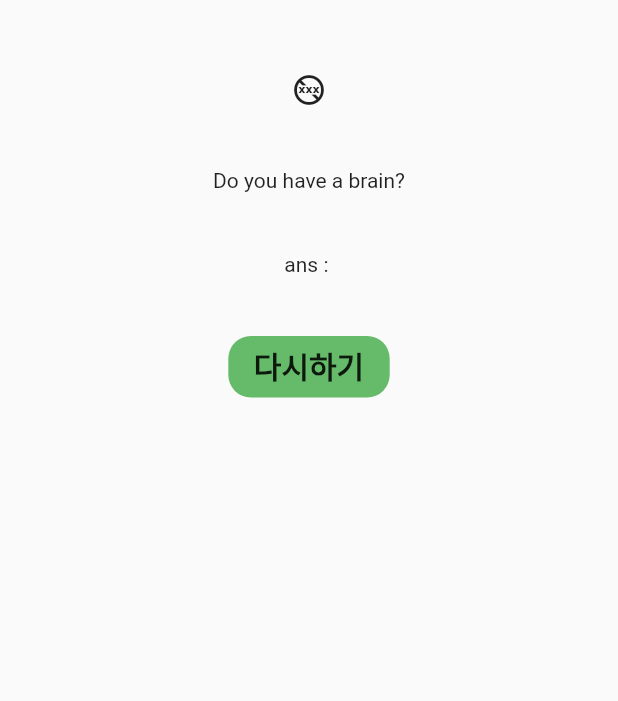
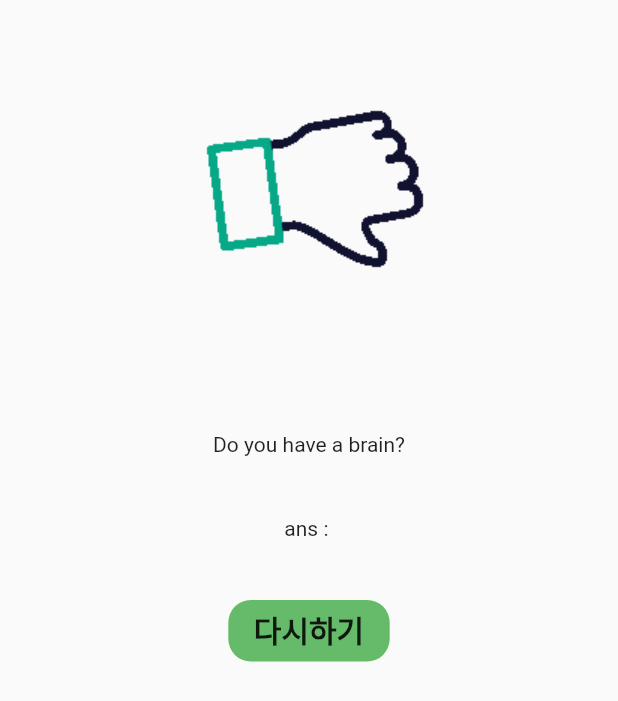
Before and after one commit to jsjin7371/simple_word_game, a Flutter app: the GameOverPage screen opened directly with empty values, on a phone screen of 412 x 824 dp. Shown: the top 701 px of the screen. Run offline on Flutter 3.47's test engine with Material 2 defaults, Android fonts, the light colour scheme and no system bars.

Commit message:
add animatied icon in game over page

```diff
--- a/lib/pages/game_over_page.dart
+++ b/lib/pages/game_over_page.dart
@@ -22,8 +22,8 @@ class GameOverPage extends StatelessWidget {
 
               //성공 실패 보여주는 이미지
               isCorrect
-                  ? const Icon(Icons.brightness_1_outlined)
-                  : const Icon(Icons.no_adult_content_outlined),
+                  ? Image.asset('lib/icons/wired-outline-1103-confetti.gif')
+                  : Image.asset('lib/icons/wired-outline-1122-thumb-down.gif'),
               const SizedBox(height: 40),
 
               //성공 실패 보여주는 텍스트
--- a/pubspec.yaml
+++ b/pubspec.yaml
@@ -64,6 +64,7 @@ flutter:
   # To add assets to your application, add an assets section, like this:
   assets:
     - lib/images/
+    - lib/icons/
 
 
   # An image asset can refer to one or more resolution-specific "variants", see
```
Also changed, not shown: lib/icons/wired-outline-1103-confetti.gif (added), lib/icons/wired-outline-1122-thumb-down.gif (added).
